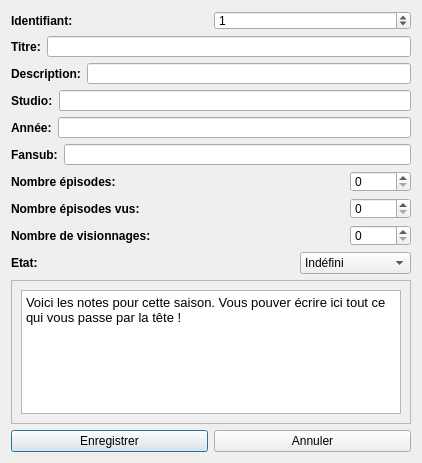
First picture: the form in ressources/SeasonModal.ui, repository seigneurfuo/MyAnimeManager2, before the edit.
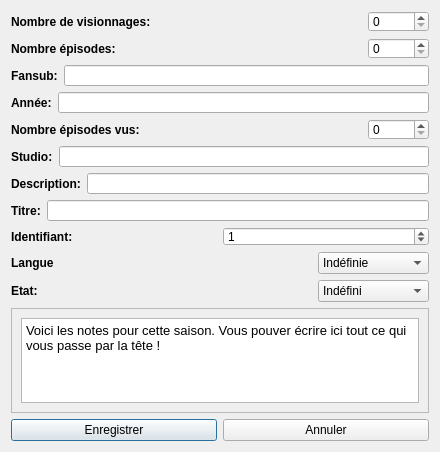
Second picture: the form after the edit. Icons and pictures are not drawn.

Commit message:
FEATURE: Ajout d'un attribut "langue" pour les saisons
 - Ajout d'un attribut "langue" pour les saisons
 - Correction d'un bug lors de la création d'un nouveau profil: Les paramètre étaients chargés avant que la GUI ne soit initialisée

The edit to the form file:
```diff
--- a/ressources/SeasonModal.ui
+++ b/ressources/SeasonModal.ui
@@ -9,8 +9,8 @@
    <rect>
     <x>0</x>
     <y>0</y>
-    <width>422</width>
-    <height>463</height>
+    <width>440</width>
+    <height>452</height>
    </rect>
   </property>
   <property name="windowTitle">
@@ -20,13 +20,11 @@
    <iconset>
     <normaloff>icons/icon-modal.png</normaloff>icons/icon-modal.png</iconset>
   </property>
-  <layout class="QVBoxLayout" name="verticalLayout_2">
-   <item>
     <layout class="QVBoxLayout" name="verticalLayout">
      <item>
-      <layout class="QHBoxLayout" name="horizontalLayout">
+    <layout class="QHBoxLayout" name="horizontalLayout_8">
        <item>
-        <widget class="QLabel" name="label_15">
+      <widget class="QLabel" name="label_19">
          <property name="font">
           <font>
            <weight>75</weight>
@@ -34,32 +32,29 @@
           </font>
          </property>
          <property name="text">
-          <string>Identifiant:</string>
+        <string>Nombre de visionnages:</string>
          </property>
         </widget>
        </item>
        <item>
-        <widget class="QSpinBox" name="spinBox_2">
+      <widget class="QSpinBox" name="seasonViewCountSpinbox">
          <property name="maximumSize">
           <size>
-           <width>16777215</width>
-           <height>19</height>
+         <width>61</width>
+         <height>21</height>
           </size>
          </property>
          <property name="maximum">
-          <number>5000</number>
-         </property>
-         <property name="value">
-          <number>1</number>
-         </property>
+        <number>1000</number>
+       </property>
         </widget>
        </item>
       </layout>
      </item>
      <item>
-      <layout class="QHBoxLayout" name="horizontalLayout_2">
+    <layout class="QHBoxLayout" name="horizontalLayout_10">
        <item>
-        <widget class="QLabel" name="label_2">
+      <widget class="QLabel" name="label_16">
          <property name="font">
           <font>
            <weight>75</weight>
@@ -67,98 +62,20 @@
           </font>
          </property>
          <property name="text">
-          <string>Titre:</string>
+        <string>Nombre épisodes:</string>
          </property>
         </widget>
        </item>
        <item>
-        <widget class="QLineEdit" name="lineEdit_2">
+      <widget class="QSpinBox" name="episodesSpinbox">
          <property name="maximumSize">
           <size>
-           <width>16777215</width>
+         <width>61</width>
            <height>21</height>
           </size>
          </property>
-        </widget>
-       </item>
-      </layout>
-     </item>
-     <item>
-      <layout class="QHBoxLayout" name="horizontalLayout_3">
-       <item>
-        <widget class="QLabel" name="label_22">
-         <property name="font">
-          <font>
-           <weight>75</weight>
-           <bold>true</bold>
-          </font>
-         </property>
-         <property name="text">
-          <string>Description:</string>
-         </property>
-        </widget>
-       </item>
-       <item>
-        <widget class="QLineEdit" name="lineEdit_3">
-         <property name="maximumSize">
-          <size>
-           <width>16777215</width>
-           <height>21</height>
-          </size>
-         </property>
-        </widget>
-       </item>
-      </layout>
-     </item>
-     <item>
-      <layout class="QHBoxLayout" name="horizontalLayout_4">
-       <item>
-        <widget class="QLabel" name="label_4">
-         <property name="font">
-          <font>
-           <weight>75</weight>
-           <bold>true</bold>
-          </font>
-         </property>
-         <property name="text">
-          <string>Studio:</string>
-         </property>
-        </widget>
-       </item>
-       <item>
-        <widget class="QLineEdit" name="lineEdit">
-         <property name="maximumSize">
-          <size>
-           <width>16777215</width>
-           <height>21</height>
-          </size>
-         </property>
-        </widget>
-       </item>
-      </layout>
-     </item>
-     <item>
-      <layout class="QHBoxLayout" name="horizontalLayout_5">
-       <item>
-        <widget class="QLabel" name="label_3">
-         <property name="font">
-          <font>
-           <weight>75</weight>
-           <bold>true</bold>
-          </font>
-         </property>
-         <property name="text">
-          <string>Année:</string>
-         </property>
-        </widget>
-       </item>
-       <item>
-        <widget class="QLineEdit" name="lineEdit_5">
-         <property name="maximumSize">
-          <size>
-           <width>16777215</width>
-           <height>21</height>
-          </size>
+       <property name="maximum">
+        <number>1000</number>
          </property>
         </widget>
        </item>
@@ -195,9 +112,9 @@
       </layout>
      </item>
      <item>
-      <layout class="QHBoxLayout" name="horizontalLayout_10">
+    <layout class="QHBoxLayout" name="horizontalLayout_5">
        <item>
-        <widget class="QLabel" name="label_16">
+      <widget class="QLabel" name="label_3">
          <property name="font">
           <font>
            <weight>75</weight>
@@ -205,21 +122,18 @@
           </font>
          </property>
          <property name="text">
-          <string>Nombre épisodes:</string>
+        <string>Année:</string>
          </property>
         </widget>
        </item>
        <item>
-        <widget class="QSpinBox" name="episodesSpinbox">
+      <widget class="QLineEdit" name="lineEdit_5">
          <property name="maximumSize">
           <size>
-           <width>61</width>
+         <width>16777215</width>
            <height>21</height>
           </size>
          </property>
-         <property name="maximum">
-          <number>1000</number>
-         </property>
         </widget>
        </item>
       </layout>
@@ -255,9 +169,9 @@
       </layout>
      </item>
      <item>
-      <layout class="QHBoxLayout" name="horizontalLayout_8">
+    <layout class="QHBoxLayout" name="horizontalLayout_4">
        <item>
-        <widget class="QLabel" name="label_19">
+      <widget class="QLabel" name="label_4">
          <property name="font">
           <font>
            <weight>75</weight>
@@ -265,21 +179,157 @@
           </font>
          </property>
          <property name="text">
-          <string>Nombre de visionnages:</string>
+        <string>Studio:</string>
          </property>
         </widget>
        </item>
        <item>
-        <widget class="QSpinBox" name="seasonViewCountSpinbox">
+      <widget class="QLineEdit" name="lineEdit">
          <property name="maximumSize">
           <size>
-           <width>61</width>
+         <width>16777215</width>
            <height>21</height>
+        </size>
+       </property>
+      </widget>
+     </item>
+    </layout>
+   </item>
+   <item>
+    <layout class="QHBoxLayout" name="horizontalLayout_3">
+     <item>
+      <widget class="QLabel" name="label_22">
+       <property name="font">
+        <font>
+         <weight>75</weight>
+         <bold>true</bold>
+        </font>
+       </property>
+       <property name="text">
+        <string>Description:</string>
+       </property>
+      </widget>
+     </item>
+     <item>
+      <widget class="QLineEdit" name="lineEdit_3">
+       <property name="maximumSize">
+        <size>
+         <width>16777215</width>
+         <height>21</height>
+        </size>
+       </property>
+      </widget>
+     </item>
+    </layout>
+   </item>
+   <item>
+    <layout class="QHBoxLayout" name="horizontalLayout_2">
+     <item>
+      <widget class="QLabel" name="label_2">
+       <property name="font">
+        <font>
+         <weight>75</weight>
+         <bold>true</bold>
+        </font>
+       </property>
+       <property name="text">
+        <string>Titre:</string>
+       </property>
+      </widget>
+     </item>
+     <item>
+      <widget class="QLineEdit" name="lineEdit_2">
+       <property name="maximumSize">
+        <size>
+         <width>16777215</width>
+         <height>21</height>
+        </size>
+       </property>
+      </widget>
+     </item>
+    </layout>
+   </item>
+   <item>
+    <layout class="QHBoxLayout" name="horizontalLayout">
+     <item>
+      <widget class="QLabel" name="label_15">
+       <property name="font">
+        <font>
+         <weight>75</weight>
+         <bold>true</bold>
+        </font>
+       </property>
+       <property name="text">
+        <string>Identifiant:</string>
+       </property>
+      </widget>
+     </item>
+     <item>
+      <widget class="QSpinBox" name="spinBox_2">
+       <property name="maximumSize">
+        <size>
+         <width>16777215</width>
+         <height>19</height>
           </size>
          </property>
          <property name="maximum">
-          <number>1000</number>
-         </property>
+        <number>5000</number>
+       </property>
+       <property name="value">
+        <number>1</number>
+       </property>
+      </widget>
+     </item>
+    </layout>
+   </item>
+   <item>
+    <layout class="QHBoxLayout" name="horizontalLayout_12">
+     <item>
+      <widget class="QLabel" name="label_20">
+       <property name="font">
+        <font>
+         <weight>75</weight>
+         <bold>true</bold>
+        </font>
+       </property>
+       <property name="text">
+        <string>Langue</string>
+       </property>
+      </widget>
+     </item>
+     <item>
+      <widget class="QComboBox" name="seasonLanguageComboBox">
+       <property name="maximumSize">
+        <size>
+         <width>111</width>
+         <height>27</height>
+        </size>
+       </property>
+       <item>
+        <property name="text">
+         <string>Indéfinie</string>
+        </property>
+       </item>
+       <item>
+        <property name="text">
+         <string>Japonais</string>
+        </property>
+       </item>
+       <item>
+        <property name="text">
+         <string>Japonais &amp; Francais (Dual Audio)</string>
+        </property>
+       </item>
+       <item>
+        <property name="text">
+         <string>Français</string>
+        </property>
+       </item>
+       <item>
+        <property name="text">
+         <string>Autres</string>
+        </property>
+       </item>
         </widget>
        </item>
       </layout>
@@ -347,8 +397,6 @@
        </item>
       </layout>
      </item>
-    </layout>
-   </item>
    <item>
     <widget class="QScrollArea" name="scrollArea">
      <property name="widgetResizable">
@@ -359,8 +407,8 @@
        <rect>
         <x>0</x>
         <y>0</y>
-        <width>402</width>
-        <height>118</height>
+        <width>407</width>
+        <height>93</height>
        </rect>
       </property>
       <layout class="QGridLayout" name="gridLayout">
```
Lines whose indentation alone changed are shown as unchanged. The commit also changes 5 other files.
